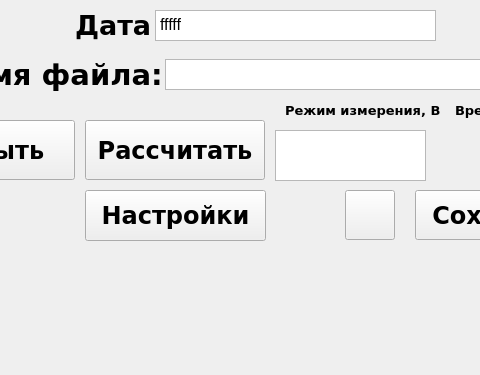
Above: main.ui from kozlov174/raspberry_app before the change; both pictures show x 165 to 645 and y 0 to 375 of the 800 by 1200 pixel window. Below: the same form after it.
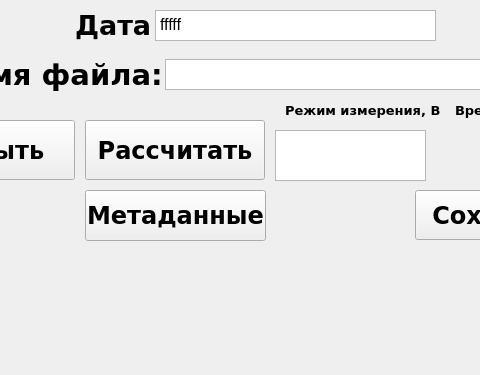
That is the form after the change. Icons and pictures are not drawn. Custom widgets are drawn as their Qt base class.

Commit message: update second window interface

Patch:
```diff
--- a/main.ui
+++ b/main.ui
@@ -652,25 +652,6 @@
      <string>Сохранить</string>
     </property>
    </widget>
-   <widget class="QPushButton" name="keyboard_button">
-    <property name="geometry">
-     <rect>
-      <x>510</x>
-      <y>190</y>
-      <width>50</width>
-      <height>50</height>
-     </rect>
-    </property>
-    <property name="styleSheet">
-     <string notr="true">background-image: url(&quot;keyboard.png&quot;);
-background-size: contain; /* Уменьшает изображение, чтобы оно полностью вписалось в контейнер */
-background-position: center; /* Центрирует изображение */
-background-repeat: no-repeat; /* Отключает повторение изображения */</string>
-    </property>
-    <property name="text">
-     <string/>
-    </property>
-   </widget>
    <widget class="QComboBox" name="time_izm">
     <property name="geometry">
      <rect>
@@ -743,7 +724,7 @@
      </font>
     </property>
     <property name="text">
-     <string>Настройки</string>
+     <string>Метаданные</string>
     </property>
    </widget>
   </widget>
```
The commit also changes 1 other file.
